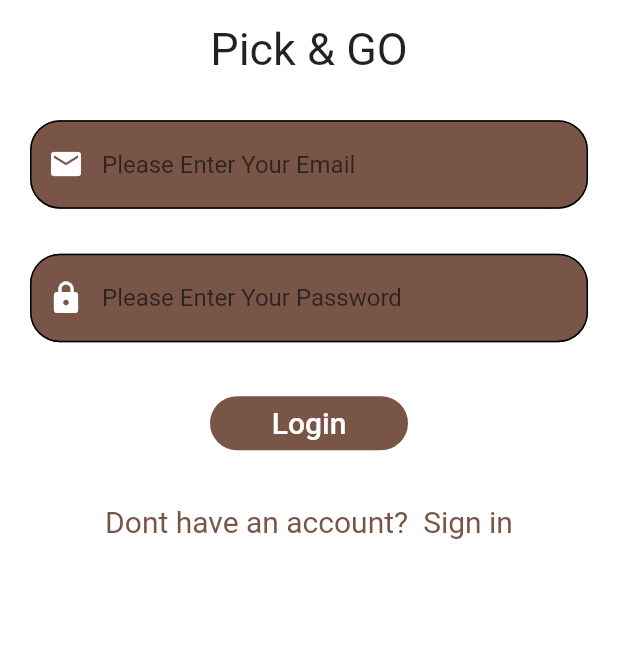
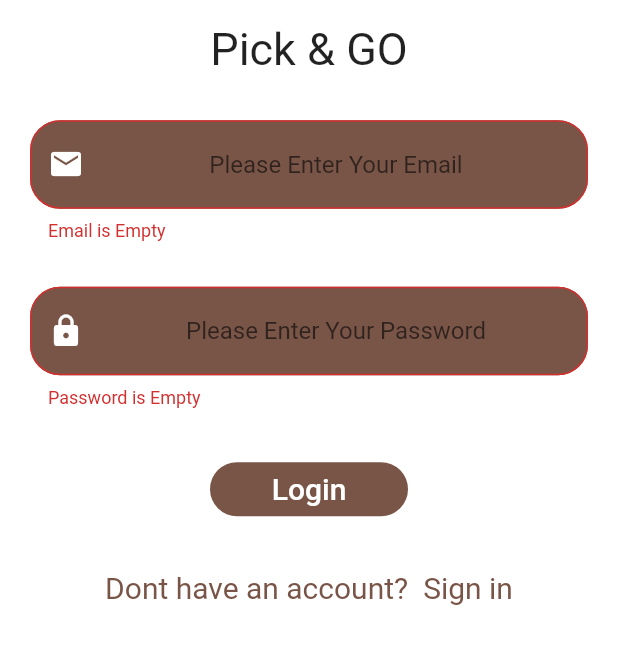
Before and after one commit to PickAndGOFINAL/pick_and_go_project, a Flutter app: the screen it shows after launch, after a tap on "Login", on a phone screen of 412 x 824 dp, the part 232-896 px from its top. Run offline on Flutter 3.47's test engine with Material 2 defaults, Android fonts, the phone set to English and light mode, and no system bars; our stand-ins replace animated_text_kit.

```diff
--- a/lib/Project_Screens/constants.dart
+++ b/lib/Project_Screens/constants.dart
@@ -42,14 +42,35 @@ class MyTextFiled extends StatelessWidget {
 
   final String Myhint;
   final IconData Myicon;
+  String Myerrormessage (String error){
+    switch(Myhint){
+
+      case  'Please Enter Your Email' : return 'Email is Empty';
+      case  'Please Enter Your Password' : return 'Password is Empty';
+      case  'Please Enter Your Name' : return 'Name is Empty';
+      case  'Please Enter Your CarPlate' : return 'CarPlate is Empty';
+
+  }
+
+  }
   MyTextFiled({@required this.Myicon , @required this.Myhint });
 
   @override
   Widget build(BuildContext context) {
     return Padding(
       padding: const EdgeInsets.symmetric(horizontal: 20),
-      child: TextField(
 
+      child: TextFormField(
+       validator: (value){
+         if(value.isEmpty){
+           return Myerrormessage(Myhint);
+
+         }
+
+       },
+       cursorColor: Colors.white,
+        style: TextStyle(color: Colors.white),
+        textAlign: TextAlign.center,
         decoration: InputDecoration(
           hintText:  Myhint,
           prefixIcon: Icon(Myicon,color: Colors.white),
@@ -75,6 +96,16 @@ class MyTextFiled extends StatelessWidget {
 
 
           ),
+          border: OutlineInputBorder(
+              borderRadius: BorderRadius.circular(20),
+              borderSide: BorderSide(
+
+                color: Colors.black,
+
+              )
+
+
+          ),
 
 
 
--- a/lib/Project_Screens/login_screen.dart
+++ b/lib/Project_Screens/login_screen.dart
@@ -1,15 +1,19 @@
 import 'package:flutter/material.dart';
 import 'package:pick_and_go_project/Project_Screens/constants.dart';
+import 'package:pick_and_go_project/Project_Screens/signup_screen.dart';
 
 
 class LoginScreen extends StatelessWidget {
   static String id='LoginScreen';
+  final GlobalKey<FormState> Myglobalkey =GlobalKey<FormState>();
   @override
   Widget build(BuildContext context) {
     return Scaffold(
       backgroundColor: Colors.white,
 
-     body: ListView(
+     body: Form(
+       key: Myglobalkey,
+       child: ListView(
        children: <Widget>[
          Padding(
            padding:  EdgeInsets.only(top: 40),
@@ -69,7 +73,11 @@ class LoginScreen extends StatelessWidget {
 
              ),
         color: Colors.brown,
-             onPressed: (){},
+               onPressed: (){
+                 if(Myglobalkey.currentState.validate()) {
+
+                 }
+               },
 
                child: Text("Login",style: TextStyle(fontSize: 20,color: Colors.white),)
            ),
@@ -81,7 +89,14 @@ class LoginScreen extends StatelessWidget {
 
               Text('Dont have an account?',style: TextStyle(fontSize: 20,color: Colors.brown),),
               SizedBox(width: 10,),
-            Text('Sign in',style: TextStyle(fontSize: 20,color: Colors.brown),),
+              GestureDetector(
+                onTap: (){
+                  Navigator.pushNamed(context,  SignupScreen.id );
+                },
+                  child: Text(
+                    'Sign in',
+                    style:
+                    TextStyle(fontSize: 20,color: Colors.brown),)),
 
 
 
@@ -91,6 +106,7 @@ class LoginScreen extends StatelessWidget {
        ],
 
        ),
+     ),
 
 
     );
--- a/lib/main.dart
+++ b/lib/main.dart
@@ -2,6 +2,7 @@ import 'package:flutter/material.dart';
 import 'package:flutter/cupertino.dart';
 import 'package:pick_and_go_project/Project_Screens/login_screen.dart';
 import 'package:pick_and_go_project/Project_Screens/logo_Screen.dart';
+import 'package:pick_and_go_project/Project_Screens/signup_screen.dart';
 
 main ()=>runApp(MyApp());
 
@@ -14,6 +15,8 @@ class MyApp extends StatelessWidget {
 
       routes: {
         LoginScreen.id :(context)=> LoginScreen(),
+        SignupScreen.id:(context)=> SignupScreen(),
+
 
 
 
--- a/pubspec.yaml
+++ b/pubspec.yaml
@@ -29,6 +29,8 @@ dependencies:
   # Use with the CupertinoIcons class for iOS style icons.
   cupertino_icons: ^1.0.0
   animated_text_kit: ^2.3.0
+  firebase_auth: ^0.16.0
+
 
 dev_dependencies:
   flutter_test:
```
Also changed, not shown: lib/Project_Screens/signup_screen.dart (added, +101 -0 lines), pubspec.lock, 3 other files. Lines whose indentation alone changed are shown as unchanged.
